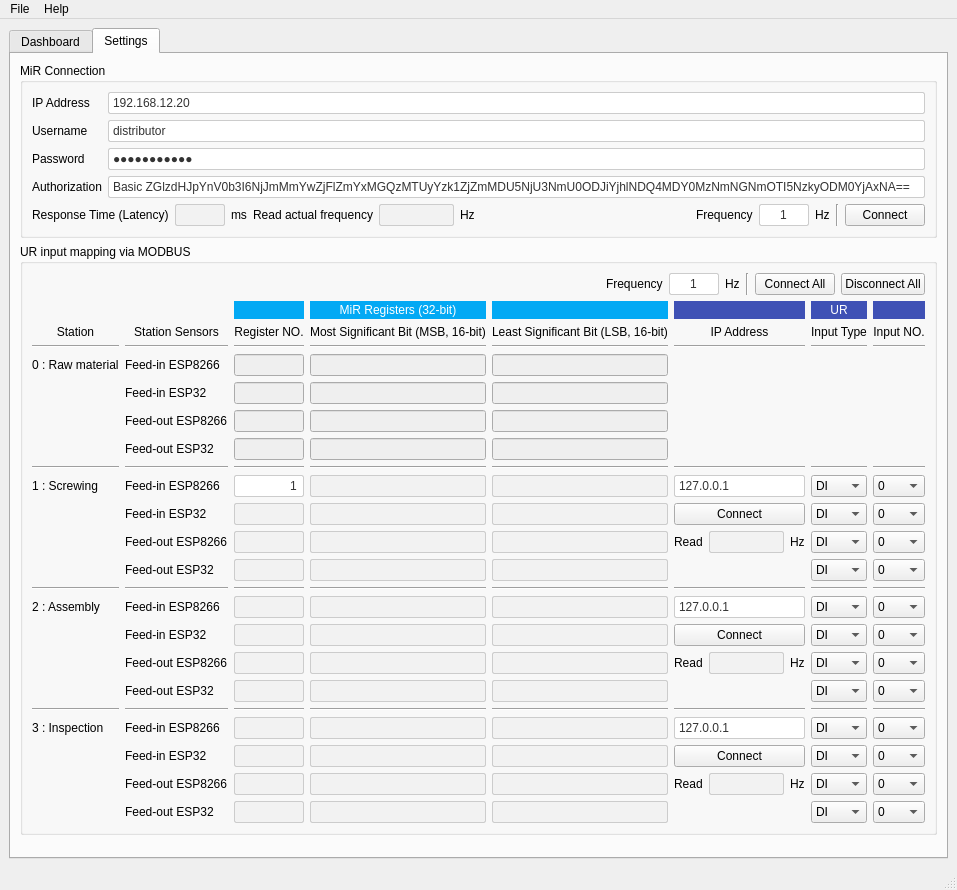
This is ui/mainwindow.ui in charintorn/system-control-dashboard-metalex-2023 as Qt 5 draws it before an edit. The edited form follows.
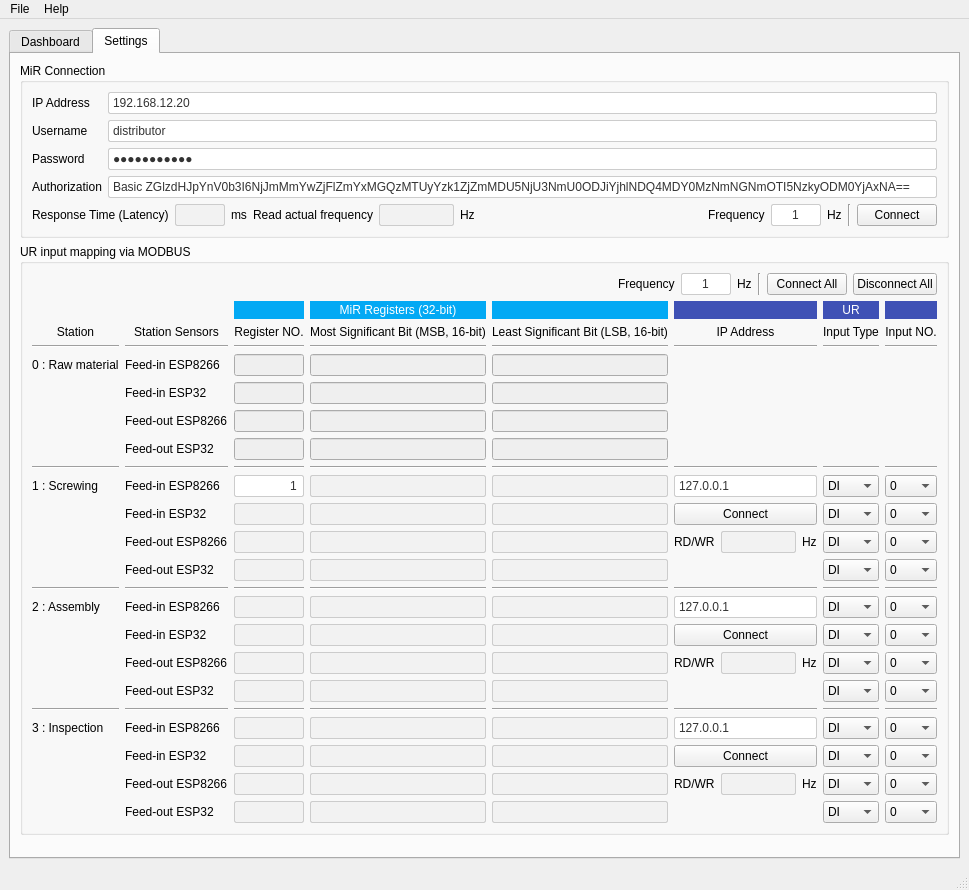
This is the edited form.

Patch:
```diff
--- a/ui/mainwindow.ui
+++ b/ui/mainwindow.ui
@@ -2503,7 +2503,7 @@
                <item>
                 <widget class="QLabel" name="label_10">
                  <property name="text">
-                  <string>Read</string>
+                  <string>RD/WR</string>
                  </property>
                 </widget>
                </item>
@@ -2549,7 +2549,7 @@
                <item>
                 <widget class="QLabel" name="label_11">
                  <property name="text">
-                  <string>Read</string>
+                  <string>RD/WR</string>
                  </property>
                 </widget>
                </item>
@@ -2595,7 +2595,7 @@
                <item>
                 <widget class="QLabel" name="label_74">
                  <property name="text">
-                  <string>Read</string>
+                  <string>RD/WR</string>
                  </property>
                 </widget>
                </item>
```
